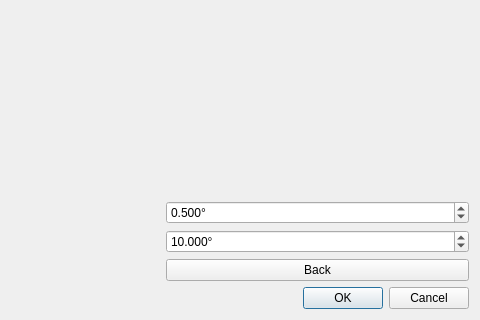
Old version of the form hexrd/ui/resources/ui/line_picker_dialog.ui in the repository HEXRD/hexrdgui; both pictures show x 155 to 635 and y 369 to 689 of the 635 by 689 pixel window.
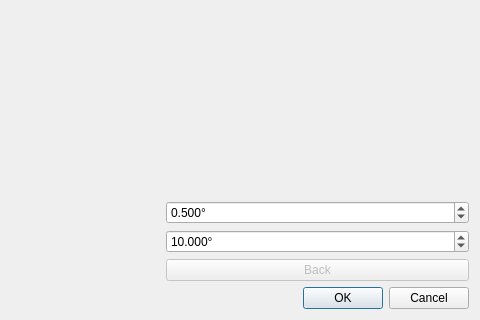
New version of the form.

Commit message:
Update enable states for back button
This is to make it clear when we can use the back button and
when we can't.

The edit to the form file:
```diff
--- a/hexrd/ui/resources/ui/line_picker_dialog.ui
+++ b/hexrd/ui/resources/ui/line_picker_dialog.ui
@@ -100,6 +100,9 @@
      </item>
      <item row="5" column="1">
       <widget class="QPushButton" name="back_button">
+       <property name="enabled">
+        <bool>false</bool>
+       </property>
        <property name="toolTip">
         <string>&lt;html&gt;&lt;head/&gt;&lt;body&gt;&lt;p&gt;Remove the most recently picked point&lt;/p&gt;&lt;/body&gt;&lt;/html&gt;</string>
        </property>
```
The commit also changes 1 other file.
